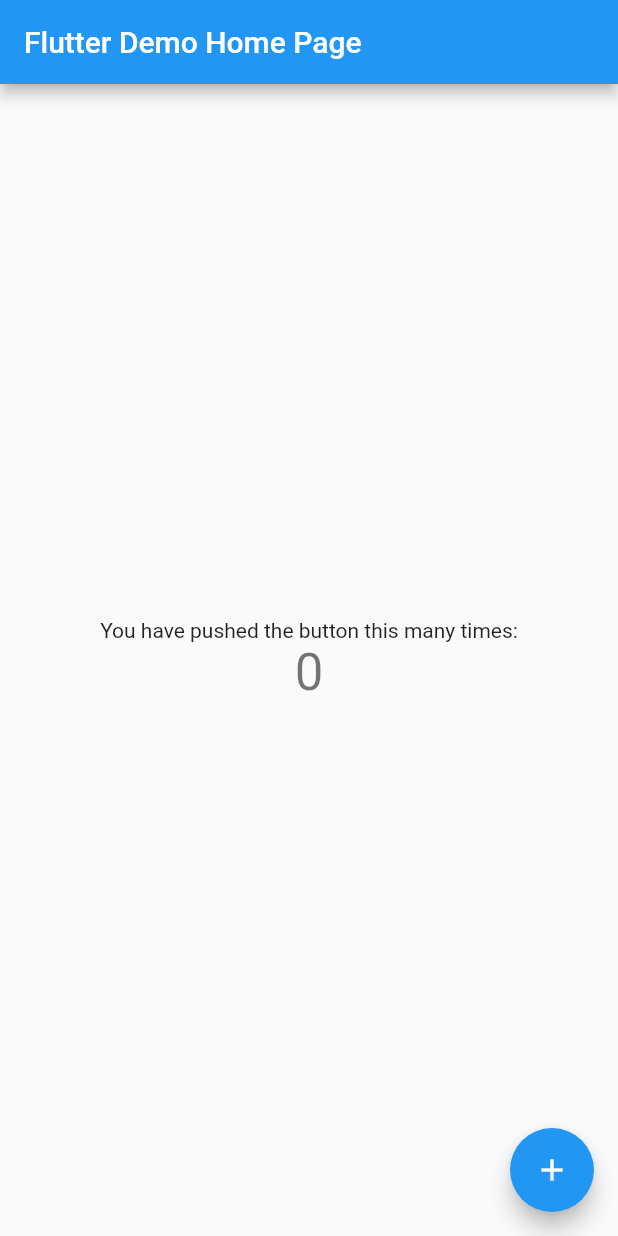
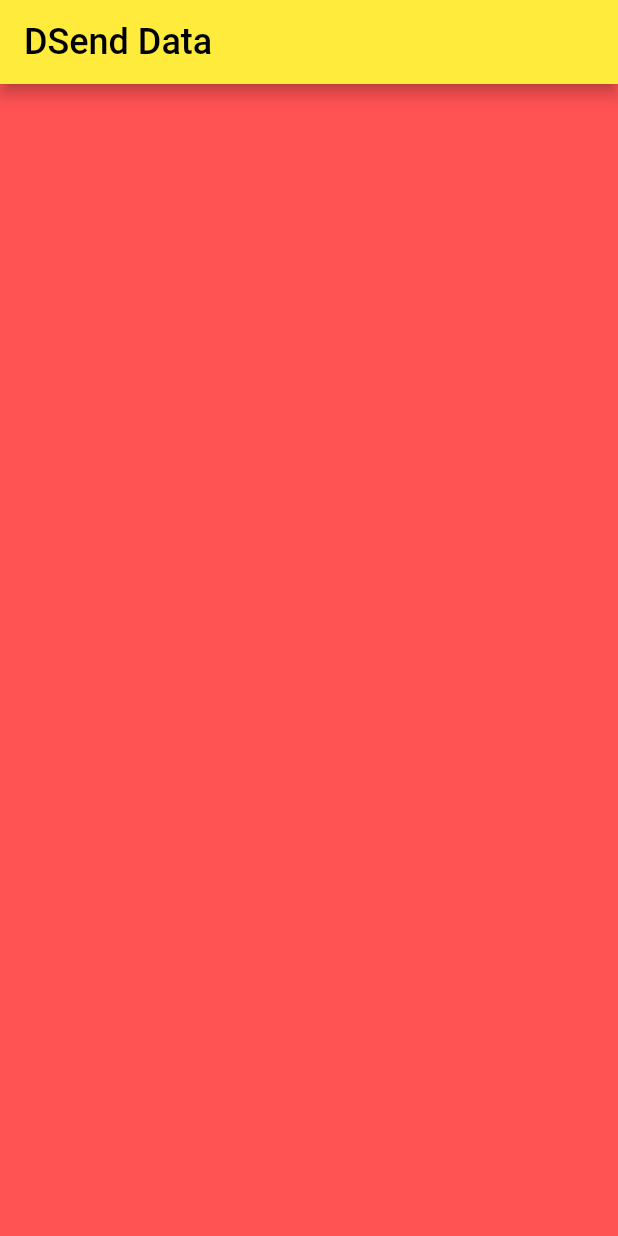
Before and after one commit to XuanThanhTb/addrepairremoved, a Flutter app: the screen it shows after launch, on a phone screen of 412 x 824 dp. Run offline on Flutter 3.47's test engine with Material 2 defaults, Android fonts, the phone set to English and light mode, and no system bars.

Commit message:
fix main

```diff
--- a/lib/main.dart
+++ b/lib/main.dart
@@ -2,110 +2,33 @@ import 'package:flutter/material.dart';
 
 void main() => runApp(MyApp());
 
-class MyApp extends StatelessWidget {
-  // This widget is the root of your application.
+class MyApp extends StatelessWidget{
   @override
   Widget build(BuildContext context) {
-    return MaterialApp(
-      title: 'Flutter Demo',
-      theme: ThemeData(
-        // This is the theme of your application.
-        //
-        // Try running your application with "flutter run". You'll see the
-        // application has a blue toolbar. Then, without quitting the app, try
-        // changing the primarySwatch below to Colors.green and then invoke
-        // "hot reload" (press "r" in the console where you ran "flutter run",
-        // or simply save your changes to "hot reload" in a Flutter IDE).
-        // Notice that the counter didn't reset back to zero; the application
-        // is not restarted.
-        primarySwatch: Colors.blue,
+    return  MaterialApp(
+      title: 'Send Data App',
+      debugShowCheckedModeBanner: false,
+      home: Scaffold(
+        appBar: AppBar(
+          title: Text('DSend Data', style: TextStyle(color: Colors.black, fontSize: 24),),
+          backgroundColor: Colors.yellow,
+        ),
+        body: AddRepairRemoved(),
       ),
-      home: MyHomePage(title: 'Flutter Demo Home Page'),
     );
   }
 }
-
-class MyHomePage extends StatefulWidget {
-  MyHomePage({Key key, this.title}) : super(key: key);
-
-  // This widget is the home page of your application. It is stateful, meaning
-  // that it has a State object (defined below) that contains fields that affect
-  // how it looks.
-
-  // This class is the configuration for the state. It holds the values (in this
-  // case the title) provided by the parent (in this case the App widget) and
-  // used by the build method of the State. Fields in a Widget subclass are
-  // always marked "final".
-
-  final String title;
-
+class AddRepairRemoved extends StatefulWidget{
   @override
-  _MyHomePageState createState() => _MyHomePageState();
+  State<StatefulWidget> createState() {
+    return AddRepairRemovedState();
+  }
 }
-
-class _MyHomePageState extends State<MyHomePage> {
-  int _counter = 0;
-
-  void _incrementCounter() {
-    setState(() {
-      // This call to setState tells the Flutter framework that something has
-      // changed in this State, which causes it to rerun the build method below
-      // so that the display can reflect the updated values. If we changed
-      // _counter without calling setState(), then the build method would not be
-      // called again, and so nothing would appear to happen.
-      _counter++;
-    });
-  }
-
+class AddRepairRemovedState extends State<AddRepairRemoved>{
   @override
   Widget build(BuildContext context) {
-    // This method is rerun every time setState is called, for instance as done
-    // by the _incrementCounter method above.
-    //
-    // The Flutter framework has been optimized to make rerunning build methods
-    // fast, so that you can just rebuild anything that needs updating rather
-    // than having to individually change instances of widgets.
-    return Scaffold(
-      appBar: AppBar(
-        // Here we take the value from the MyHomePage object that was created by
-        // the App.build method, and use it to set our appbar title.
-        title: Text(widget.title),
-      ),
-      body: Center(
-        // Center is a layout widget. It takes a single child and positions it
-        // in the middle of the parent.
-        child: Column(
-          // Column is also layout widget. It takes a list of children and
-          // arranges them vertically. By default, it sizes itself to fit its
-          // children horizontally, and tries to be as tall as its parent.
-          //
-          // Invoke "debug painting" (press "p" in the console, choose the
-          // "Toggle Debug Paint" action from the Flutter Inspector in Android
-          // Studio, or the "Toggle Debug Paint" command in Visual Studio Code)
-          // to see the wireframe for each widget.
-          //
-          // Column has various properties to control how it sizes itself and
-          // how it positions its children. Here we use mainAxisAlignment to
-          // center the children vertically; the main axis here is the vertical
-          // axis because Columns are vertical (the cross axis would be
-          // horizontal).
-          mainAxisAlignment: MainAxisAlignment.center,
-          children: <Widget>[
-            Text(
-              'You have pushed the button this many times:',
-            ),
-            Text(
-              '$_counter',
-              style: Theme.of(context).textTheme.display1,
-            ),
-          ],
-        ),
-      ),
-      floatingActionButton: FloatingActionButton(
-        onPressed: _incrementCounter,
-        tooltip: 'Increment',
-        child: Icon(Icons.add),
-      ), // This trailing comma makes auto-formatting nicer for build methods.
+    return Container(
+      color: Colors.redAccent,
     );
   }
 }
```
